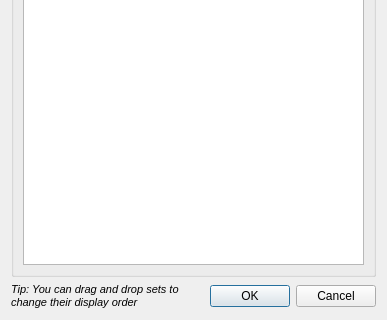
Dwarf-Therapist/Dwarf-Therapist, file ui/gridviewdialog.ui: the form before one commit; both pictures show x 0 to 387 and y 146 to 466 of the 387 by 466 pixel window.
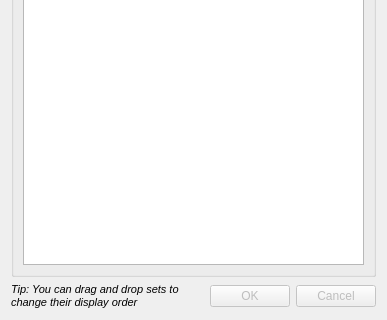
The form after the commit. Icons and pictures are not drawn.

What changed in the file:
```diff
--- a/ui/gridviewdialog.ui
+++ b/ui/gridviewdialog.ui
@@ -133,6 +133,9 @@
      </item>
      <item>
       <widget class="QDialogButtonBox" name="buttonBox">
+       <property name="enabled">
+        <bool>false</bool>
+       </property>
        <property name="orientation">
         <enum>Qt::Horizontal</enum>
        </property>
```
Left out of the diff: 3 changed lines with no effect on the pictures.
